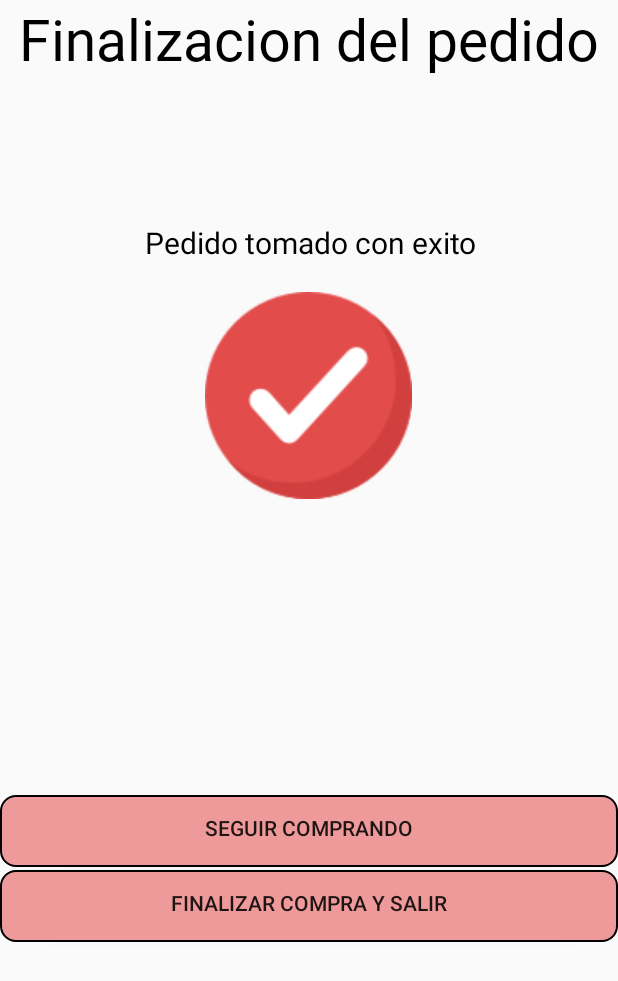
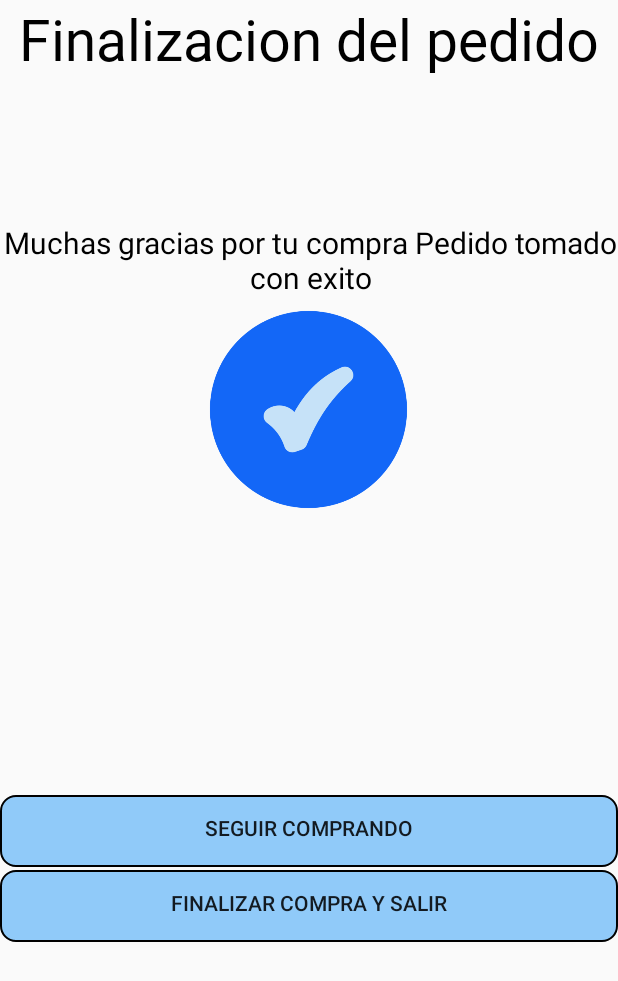
Before and after one commit to Brayanpv28/appFastFoodF, an Android app built with Jetpack Compose: the layout message.xml on its own in the app's theme, with its tools: preview values and no code run, on a phone screen of 412 x 824 dp. Shown: the top 981 px of the screen. Run offline under Robolectric (Android 15) with nearby library versions, the phone set to English and light mode, and no system bars.

Commit message:
Comienzo bd

```diff
--- a/app/src/main/res/drawable/bordebuttons.xml
+++ b/app/src/main/res/drawable/bordebuttons.xml
@@ -14,7 +14,7 @@
     <corners android:radius="10dp">
     </corners>
 
-    <solid android:color="@color/md_red_200">
+    <solid android:color="@color/md_blue_200">
     </solid>
 
 </shape>
--- a/app/src/main/res/layout/message.xml
+++ b/app/src/main/res/layout/message.xml
@@ -25,10 +25,10 @@
     <TextView
         android:id="@+id/mensajedeexito"
         android:layout_width="match_parent"
-        android:layout_height="190dp"
+        android:layout_height="199dp"
         android:layout_x="1dp"
         android:layout_y="148dp"
-        android:text="Pedido tomado con exito"
+        android:text="Muchas gracias por tu compra Pedido tomado con exito"
         android:textAlignment="center"
         android:textColor="@color/black"
         android:textSize="20dp" />
@@ -56,6 +56,6 @@
         android:layout_width="198dp"
         android:layout_height="138dp"
         android:layout_x="107dp"
-        android:layout_y="195dp"
-        android:src="@drawable/comprobado" />
+        android:layout_y="204dp"
+        android:src="@drawable/verificacion" />
 </AbsoluteLayout>
--- a/app/src/main/res/layout/payment.xml
+++ b/app/src/main/res/layout/payment.xml
@@ -106,7 +106,9 @@
         android:layout_marginEnd="10dp"
         android:ems="10"
         android:background="@drawable/bordespago"
-        android:inputType="datetime"/>
+        android:editable="false"
+        android:focusable="false"
+        android:inputType="none"/>
 
     <TextView
         android:layout_width="390dp"
```
Also changed, not shown: app/src/main/java/com/example/appfastfood/PagoInterfaz.kt (+19 -0 lines), app/src/main/res/drawable/verificacion.png (added).
